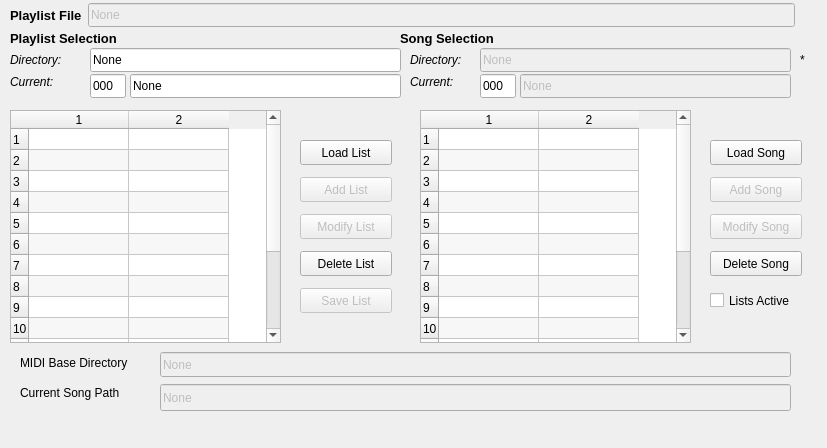
Before: the Qt Designer form seq_qt5/forms/qplaylistframe.ui in ahlstromcj/seq66, drawn with Qt 5.
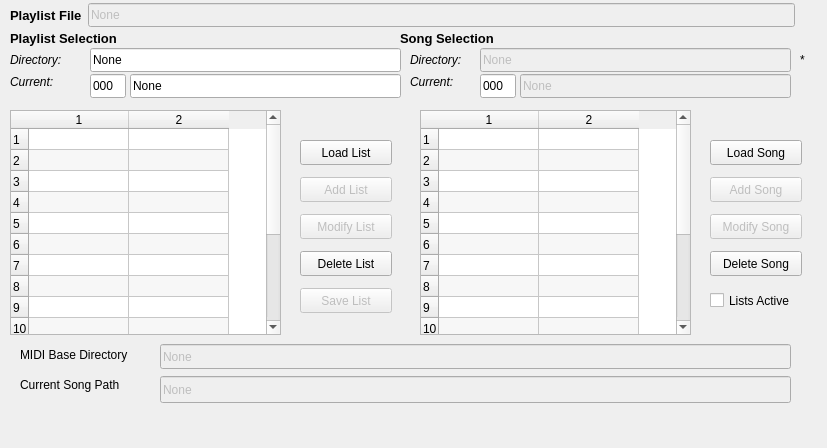
After: the same form once the commit is applied.

```diff
--- a/seq_qt5/forms/qplaylistframe.ui
+++ b/seq_qt5/forms/qplaylistframe.ui
@@ -39,7 +39,7 @@
      <x>10</x>
      <y>110</y>
      <width>271</width>
-     <height>233</height>
+     <height>225</height>
     </rect>
    </property>
    <property name="toolTip">
@@ -180,7 +180,7 @@
      <x>420</x>
      <y>110</y>
      <width>271</width>
-     <height>233</height>
+     <height>225</height>
     </rect>
    </property>
    <property name="toolTip">
@@ -779,7 +779,7 @@
    <property name="geometry">
     <rect>
      <x>20</x>
-     <y>352</y>
+     <y>344</y>
      <width>131</width>
      <height>21</height>
     </rect>
@@ -795,7 +795,7 @@
    <property name="geometry">
     <rect>
      <x>160</x>
-     <y>352</y>
+     <y>344</y>
      <width>631</width>
      <height>25</height>
     </rect>
@@ -815,7 +815,7 @@
    <property name="geometry">
     <rect>
      <x>20</x>
-     <y>384</y>
+     <y>376</y>
      <width>131</width>
      <height>17</height>
     </rect>
@@ -831,7 +831,7 @@
    <property name="geometry">
     <rect>
      <x>160</x>
-     <y>384</y>
+     <y>376</y>
      <width>631</width>
      <height>27</height>
     </rect>
```
